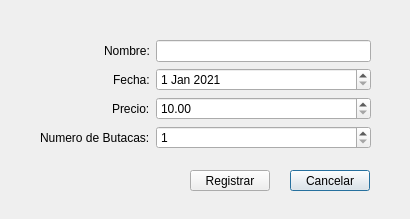
Qt form PA2/PA2_Ejercicio02_Villanueva_Rojas/Ejercicio_02/registrarzonagui.ui (JMOrbegoso/USS-2021-II-PP) before a commit.
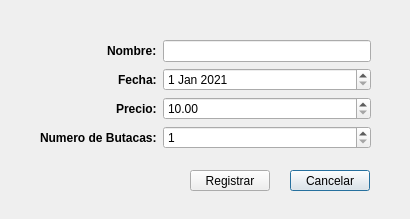
The same form after that commit.

Patch:
```diff
--- a/PA2/PA2_Ejercicio02_Villanueva_Rojas/Ejercicio_02/registrarzonagui.ui
+++ b/PA2/PA2_Ejercicio02_Villanueva_Rojas/Ejercicio_02/registrarzonagui.ui
@@ -28,6 +28,12 @@
     </property>
     <item row="0" column="0">
      <widget class="QLabel" name="label">
+      <property name="font">
+       <font>
+        <weight>75</weight>
+        <bold>true</bold>
+       </font>
+      </property>
       <property name="text">
        <string>Nombre:</string>
       </property>
@@ -38,6 +44,12 @@
     </item>
     <item row="1" column="0">
      <widget class="QLabel" name="label_2">
+      <property name="font">
+       <font>
+        <weight>75</weight>
+        <bold>true</bold>
+       </font>
+      </property>
       <property name="text">
        <string>Fecha:</string>
       </property>
@@ -45,6 +57,12 @@
     </item>
     <item row="2" column="0">
      <widget class="QLabel" name="label_3">
+      <property name="font">
+       <font>
+        <weight>75</weight>
+        <bold>true</bold>
+       </font>
+      </property>
       <property name="text">
        <string>Precio:</string>
       </property>
@@ -52,6 +70,12 @@
     </item>
     <item row="3" column="0">
      <widget class="QLabel" name="label_4">
+      <property name="font">
+       <font>
+        <weight>75</weight>
+        <bold>true</bold>
+       </font>
+      </property>
       <property name="text">
        <string>Numero de Butacas:</string>
       </property>
```
Left out of the diff: 8 changed lines with no effect on the pictures.
